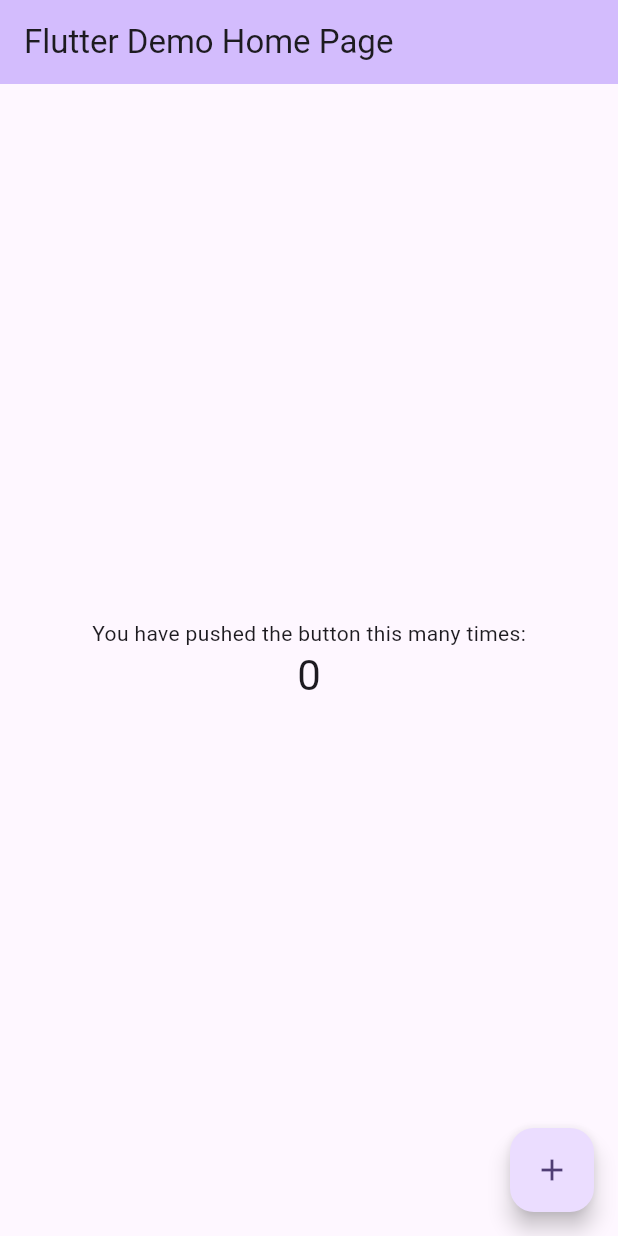
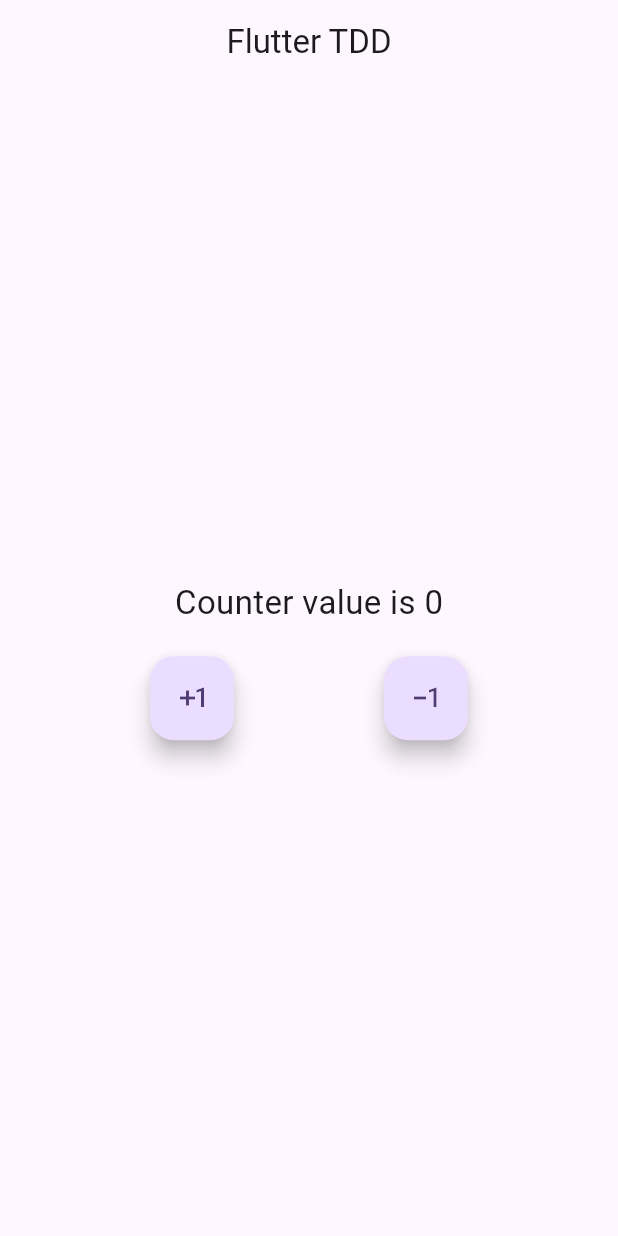
Before and after one commit to yasinakba/test_driven_development, a Flutter app: the screen it shows after launch, on a phone screen of 412 x 824 dp. Run offline on Flutter 3.47's test engine with Material 3 defaults, Android fonts, the phone set to English and light mode, and no system bars.

Commit message:
first commit

```diff
--- a/lib/main.dart
+++ b/lib/main.dart
@@ -1,122 +1,37 @@
 import 'package:flutter/material.dart';
+import 'package:test_driven_development/src/feature_counter/data/repository/counter_repository.dart';
+import 'package:test_driven_development/src/feature_counter/domain/repository/counter.dart';
+import 'package:test_driven_development/src/feature_counter/presentation/pages/home.dart';
 
 void main() {
   runApp(const MyApp());
 }
 
-class MyApp extends StatelessWidget {
+class MyApp extends StatefulWidget {
   const MyApp({super.key});
 
+  @override
+  State<MyApp> createState() => _MyAppState();
+}
+
+class _MyAppState extends State<MyApp> {
   // This widget is the root of your application.
+
+  @override
+  void initState() {
+    // TODO: implement initState
+    super.initState();
+
+  }
   @override
   Widget build(BuildContext context) {
     return MaterialApp(
-      title: 'Flutter Demo',
+      debugShowCheckedModeBanner: false,
+      title: 'Flutter TDD',
       theme: ThemeData(
-        // This is the theme of your application.
-        //
-        // TRY THIS: Try running your application with "flutter run". You'll see
-        // the application has a purple toolbar. Then, without quitting the app,
-        // try changing the seedColor in the colorScheme below to Colors.green
-        // and then invoke "hot reload" (save your changes or press the "hot
-        // reload" button in a Flutter-supported IDE, or press "r" if you used
-        // the command line to start the app).
-        //
-        // Notice that the counter didn't reset back to zero; the application
-        // state is not lost during the reload. To reset the state, use hot
-        // restart instead.
-        //
-        // This works for code too, not just values: Most code changes can be
-        // tested with just a hot reload.
         colorScheme: ColorScheme.fromSeed(seedColor: Colors.deepPurple),
       ),
-      home: const MyHomePage(title: 'Flutter Demo Home Page'),
+      home: Home(),
     );
   }
 }
-
-class MyHomePage extends StatefulWidget {
-  const MyHomePage({super.key, required this.title});
-
-  // This widget is the home page of your application. It is stateful, meaning
-  // that it has a State object (defined below) that contains fields that affect
-  // how it looks.
-
-  // This class is the configuration for the state. It holds the values (in this
-  // case the title) provided by the parent (in this case the App widget) and
-  // used by the build method of the State. Fields in a Widget subclass are
-  // always marked "final".
-
-  final String title;
-
-  @override
-  State<MyHomePage> createState() => _MyHomePageState();
-}
-
-class _MyHomePageState extends State<MyHomePage> {
-  int _counter = 0;
-
-  void _incrementCounter() {
-    setState(() {
-      // This call to setState tells the Flutter framework that something has
-      // changed in this State, which causes it to rerun the build method below
-      // so that the display can reflect the updated values. If we changed
-      // _counter without calling setState(), then the build method would not be
-      // called again, and so nothing would appear to happen.
-      _counter++;
-    });
-  }
-
-  @override
-  Widget build(BuildContext context) {
-    // This method is rerun every time setState is called, for instance as done
-    // by the _incrementCounter method above.
-    //
-    // The Flutter framework has been optimized to make rerunning build methods
-    // fast, so that you can just rebuild anything that needs updating rather
-    // than having to individually change instances of widgets.
-    return Scaffold(
-      appBar: AppBar(
-        // TRY THIS: Try changing the color here to a specific color (to
-        // Colors.amber, perhaps?) and trigger a hot reload to see the AppBar
-        // change color while the other colors stay the same.
-        backgroundColor: Theme.of(context).colorScheme.inversePrimary,
-        // Here we take the value from the MyHomePage object that was created by
-        // the App.build method, and use it to set our appbar title.
-        title: Text(widget.title),
-      ),
-      body: Center(
-        // Center is a layout widget. It takes a single child and positions it
-        // in the middle of the parent.
-        child: Column(
-          // Column is also a layout widget. It takes a list of children and
-          // arranges them vertically. By default, it sizes itself to fit its
-          // children horizontally, and tries to be as tall as its parent.
-          //
-          // Column has various properties to control how it sizes itself and
-          // how it positions its children. Here we use mainAxisAlignment to
-          // center the children vertically; the main axis here is the vertical
-          // axis because Columns are vertical (the cross axis would be
-          // horizontal).
-          //
-          // TRY THIS: Invoke "debug painting" (choose the "Toggle Debug Paint"
-          // action in the IDE, or press "p" in the console), to see the
-          // wireframe for each widget.
-          mainAxisAlignment: MainAxisAlignment.center,
-          children: <Widget>[
-            const Text('You have pushed the button this many times:'),
-            Text(
-              '$_counter',
-              style: Theme.of(context).textTheme.headlineMedium,
-            ),
-          ],
-        ),
-      ),
-      floatingActionButton: FloatingActionButton(
-        onPressed: _incrementCounter,
-        tooltip: 'Increment',
-        child: const Icon(Icons.add),
-      ), // This trailing comma makes auto-formatting nicer for build methods.
-    );
-  }
-}
--- /dev/null
+++ b/lib/src/feature_counter/data/repository/counter_repository.dart
@@ -0,0 +1,7 @@
+class CounterRepositoryImplementation {
+  int getCounterValue()=> 0;
+
+  void updateCounterValue(int value){
+
+  }
+}
--- /dev/null
+++ b/lib/src/feature_counter/domain/repository/counter.dart
@@ -0,0 +1,18 @@
+/// increment
+/// decrement
+///
+///
+
+class CounterBussinesLogic {
+  int value;
+  CounterBussinesLogic({required this.value});
+
+  /// a function to increment the value
+  void incrementNumber(){
+    value++;
+  }
+  /// a function to decrement the value
+  void decrementNumber(){
+    value--;
+  }
+}
--- /dev/null
+++ b/lib/src/feature_counter/presentation/pages/home.dart
@@ -0,0 +1,54 @@
+import 'package:flutter/material.dart';
+import 'package:test_driven_development/src/feature_counter/data/repository/counter_repository.dart';
+import 'package:test_driven_development/src/feature_counter/domain/repository/counter.dart';
+
+class Home extends StatefulWidget {
+  const Home({super.key});
+
+  @override
+  State<Home> createState() => _HomeState();
+}
+
+class _HomeState extends State<Home> {
+  late CounterBussinesLogic counter;
+  late CounterRepositoryImplementation counterRepository;
+  @override
+  void initState() {
+    // TODO: implement initState
+    super.initState();
+    counter = CounterBussinesLogic(value: 0);
+    counterRepository = CounterRepositoryImplementation();
+  }
+  @override
+  Widget build(BuildContext context) {
+    return Scaffold(
+      appBar: AppBar(title: const Text('Flutter TDD'),centerTitle: true,),
+      body: Center(
+        child: Column(
+          mainAxisAlignment: MainAxisAlignment.center,
+          children: [
+            Text('Counter value is ${counter.value}',style: TextStyle(fontSize: 22),),
+            SizedBox(height: 20,),
+            Row(
+              mainAxisAlignment: MainAxisAlignment.spaceEvenly,
+              children: [
+              FloatingActionButton(onPressed: (){
+                setState(() {
+                  counter.incrementNumber();
+                  counterRepository.updateCounterValue(counter.value);
+                });
+              },child: Icon(Icons.exposure_plus_1),),
+              FloatingActionButton(onPressed: (){
+                setState(() {
+                  counter.decrementNumber();
+                  counterRepository.updateCounterValue(counter.value);
+                });
+              },child: Icon(Icons.exposure_minus_1),),
+
+            ],)
+          ],
+        ),
+      ),
+    );
+  }
+}
```
Also changed, not shown: 2 other files.
